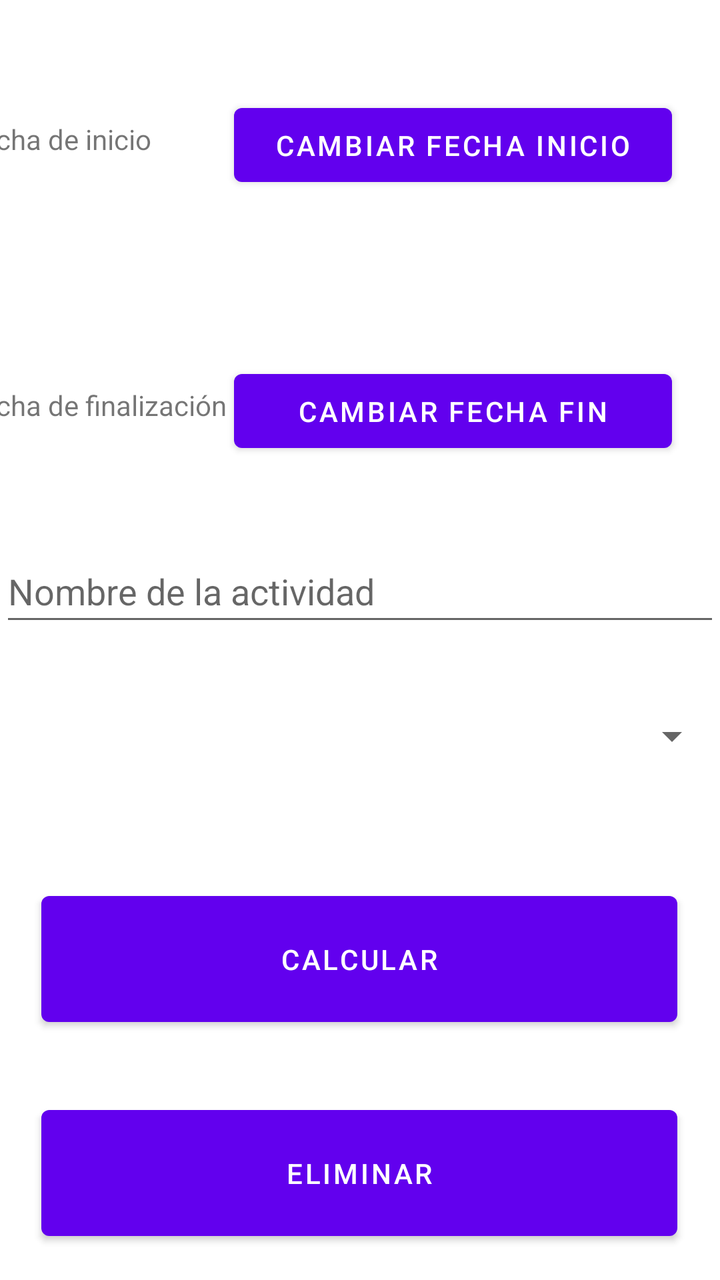
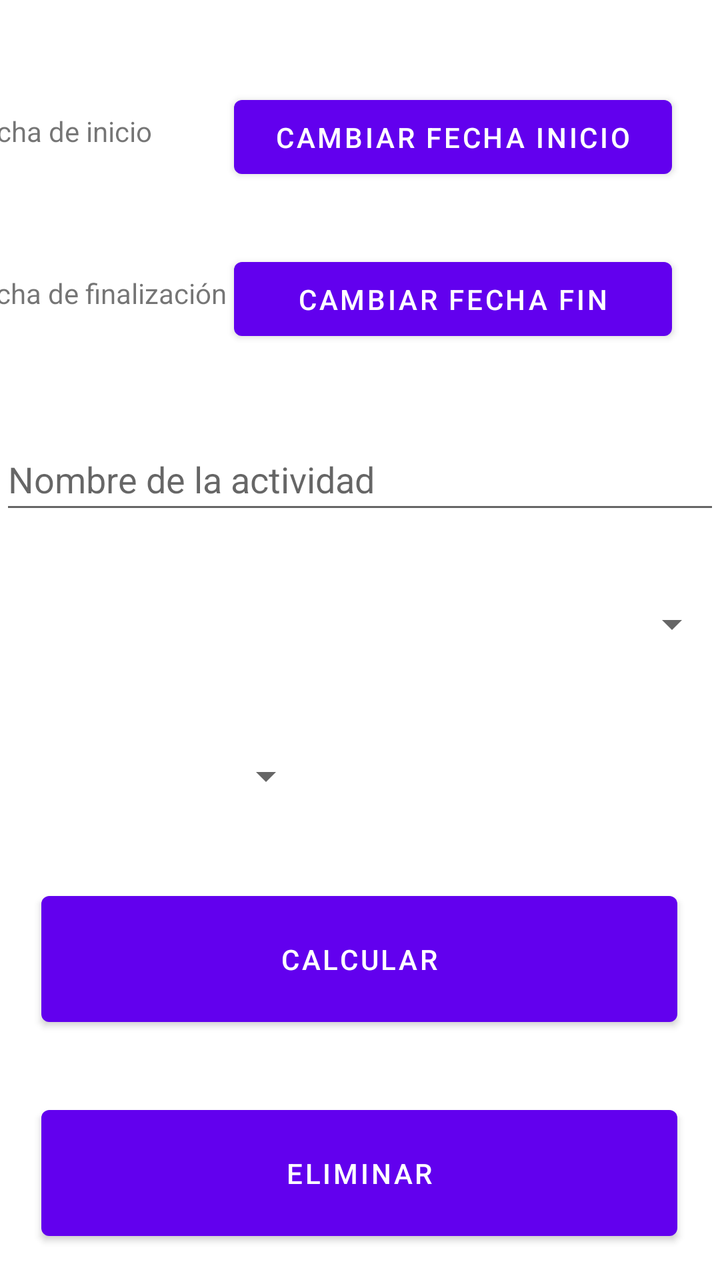

Before-and-after screenshots of an Android layout around one commit, followed by the original layout XML and the change that was made.
<!-- AndroidManifest.xml: application theme Theme.NiUnDiaGratis -->
<!-- res/layout/fragment_mod_actividad_seleccionada.xml -->
<?xml version="1.0" encoding="utf-8"?>
<androidx.constraintlayout.widget.ConstraintLayout xmlns:android="http://schemas.android.com/apk/res/android"
    xmlns:app="http://schemas.android.com/apk/res-auto"
    xmlns:tools="http://schemas.android.com/tools"
    android:layout_width="match_parent"
    android:layout_height="match_parent"
    tools:context=".ModActividadSeleccionadaFragment">

    

    <Spinner
        android:id="@+id/spinnerTipo08"
        android:layout_width="360dp"
        android:layout_height="52dp"
        android:layout_marginBottom="48dp"
        android:prompt="@string/spinner_tipo_dia"
        app:layout_constraintBottom_toTopOf="@+id/btnMod08"
        app:layout_constraintEnd_toEndOf="parent"
        app:layout_constraintHorizontal_bias="0.529"
        app:layout_constraintStart_toStartOf="parent" />

    <Button
        android:id="@+id/btnMod08"
        android:layout_width="318dp"
        android:layout_height="75dp"
        android:layout_marginBottom="32dp"
        android:text="@string/btn_calcular"
        app:layout_constraintBottom_toTopOf="@+id/btnDel08"
        app:layout_constraintEnd_toEndOf="parent"
        app:layout_constraintHorizontal_bias="0.494"
        app:layout_constraintStart_toStartOf="parent" />

    <Button
        android:id="@+id/btnDel08"
        android:layout_width="318dp"
        android:layout_height="75dp"
        android:layout_marginBottom="16dp"
        android:text="@string/btn_delete"
        app:layout_constraintBottom_toBottomOf="parent"
        app:layout_constraintEnd_toEndOf="parent"
        app:layout_constraintHorizontal_bias="0.494"
        app:layout_constraintStart_toStartOf="parent" />

    <EditText
        android:id="@+id/editTextNombre08"
        android:layout_width="360dp"
        android:layout_height="48dp"
        android:layout_marginBottom="24dp"
        android:hint="Nombre de la actividad"
        android:minHeight="48dp"
        app:layout_constraintBottom_toTopOf="@+id/spinnerTipo08"
        app:layout_constraintEnd_toEndOf="parent"
        app:layout_constraintHorizontal_bias="0.529"
        app:layout_constraintStart_toStartOf="parent" />

    <Button
        android:id="@+id/btnFechaIni08"
        android:layout_width="219dp"
        android:layout_height="49dp"
        android:layout_marginEnd="24dp"
        android:layout_marginBottom="84dp"
        android:text="Cambiar fecha inicio"
        app:layout_constraintBottom_toTopOf="@+id/btnFechaFin08"
        app:layout_constraintEnd_toEndOf="parent" />

    <Button
        android:id="@+id/btnFechaFin08"
        android:layout_width="219dp"
        android:layout_height="49dp"
        android:layout_marginEnd="24dp"
        android:layout_marginBottom="40dp"
        android:text="Cambiar fecha fin"
        app:layout_constraintBottom_toTopOf="@+id/editTextNombre08"
        app:layout_constraintEnd_toEndOf="parent" />

    <TextView
        android:id="@+id/textViewFechaFinAnt08"
        android:layout_width="137dp"
        android:layout_height="25dp"
        android:layout_marginBottom="52dp"
        android:text="@string/txtvw_fecha_fin"
        app:layout_constraintBottom_toTopOf="@+id/editTextNombre08"
        app:layout_constraintEnd_toStartOf="@+id/btnFechaFin08"
        app:layout_constraintHorizontal_bias="0.87"
        app:layout_constraintStart_toStartOf="parent" />

    <TextView
        android:id="@+id/textViewFechaInicioAnt08"
        android:layout_width="137dp"
        android:layout_height="25dp"
        android:layout_marginBottom="108dp"
        android:text="@string/txtvw_fecha_inicio"
        app:layout_constraintBottom_toTopOf="@+id/textViewFechaFinAnt08"
        app:layout_constraintEnd_toStartOf="@+id/btnFechaIni08"
        app:layout_constraintHorizontal_bias="0.87"
        app:layout_constraintStart_toStartOf="parent" />

</androidx.constraintlayout.widget.ConstraintLayout>
<!-- resources referenced by this layout -->
<resources>
  <string name="btn_calcular">Calcular</string>
  <string name="btn_delete">Eliminar</string>
  <string name="spinner_tipo_dia">Seleccionar el tipo de día</string>
  <string name="txtvw_fecha_fin">Fecha de finalización</string>
  <string name="txtvw_fecha_inicio">Fecha de inicio</string>
  <style name="Theme.NiUnDiaGratis" parent="Theme.MaterialComponents.DayNight.DarkActionBar">
          
          <item name="colorPrimary">@color/purple_500</item>
          <item name="colorPrimaryVariant">@color/purple_700</item>
          <item name="colorOnPrimary">@color/white</item>
          
          <item name="colorSecondary">@color/teal_200</item>
          <item name="colorSecondaryVariant">@color/teal_700</item>
          <item name="colorOnSecondary">@color/black</item>
          
          <item name="android:statusBarColor">?attr/colorPrimaryVariant</item>
          
      </style>
  <color name="purple_500">#FF6200EE</color>
  <color name="purple_700">#FF3700B3</color>
  <color name="white">#FFFFFFFF</color>
  <color name="teal_200">#FF03DAC5</color>
  <color name="teal_700">#FF018786</color>
  <color name="black">#FF000000</color>
</resources>

<!-- the commit's change to res/layout/fragment_mod_actividad_seleccionada.xml (unified diff, before → after) -->
@@ -12,9 +12,9 @@
         android:id="@+id/spinnerTipo08"
         android:layout_width="360dp"
         android:layout_height="52dp"
-        android:layout_marginBottom="48dp"
+        android:layout_marginBottom="24dp"
         android:prompt="@string/spinner_tipo_dia"
-        app:layout_constraintBottom_toTopOf="@+id/btnMod08"
+        app:layout_constraintBottom_toTopOf="@+id/spinnerMo08"
         app:layout_constraintEnd_toEndOf="parent"
         app:layout_constraintHorizontal_bias="0.529"
         app:layout_constraintStart_toStartOf="parent" />
@@ -58,10 +58,21 @@
         android:layout_width="219dp"
         android:layout_height="49dp"
         android:layout_marginEnd="24dp"
-        android:layout_marginBottom="84dp"
+        android:layout_marginBottom="32dp"
         android:text="Cambiar fecha inicio"
         app:layout_constraintBottom_toTopOf="@+id/btnFechaFin08"
         app:layout_constraintEnd_toEndOf="parent" />
+
+    <TextView
+        android:id="@+id/textViewFechaInicioAnt08"
+        android:layout_width="137dp"
+        android:layout_height="25dp"
+        android:layout_marginBottom="56dp"
+        android:text="@string/txtvw_fecha_inicio"
+        app:layout_constraintBottom_toTopOf="@+id/textViewFechaFinAnt08"
+        app:layout_constraintEnd_toStartOf="@+id/btnFechaIni08"
+        app:layout_constraintHorizontal_bias="0.851"
+        app:layout_constraintStart_toStartOf="parent" />
 
     <Button
         android:id="@+id/btnFechaFin08"
@@ -84,15 +95,12 @@
         app:layout_constraintHorizontal_bias="0.87"
         app:layout_constraintStart_toStartOf="parent" />
 
-    <TextView
-        android:id="@+id/textViewFechaInicioAnt08"
-        android:layout_width="137dp"
-        android:layout_height="25dp"
-        android:layout_marginBottom="108dp"
-        android:text="@string/txtvw_fecha_inicio"
-        app:layout_constraintBottom_toTopOf="@+id/textViewFechaFinAnt08"
-        app:layout_constraintEnd_toStartOf="@+id/btnFechaIni08"
-        app:layout_constraintHorizontal_bias="0.87"
-        app:layout_constraintStart_toStartOf="parent" />
+    <Spinner
+        android:id="@+id/spinnerMo08"
+        android:layout_width="157dp"
+        android:layout_height="52dp"
+        android:layout_marginBottom="28dp"
+        app:layout_constraintBottom_toTopOf="@+id/btnMod08"
+        tools:layout_editor_absoluteX="127dp" />
 
 </androidx.constraintlayout.widget.ConstraintLayout>
